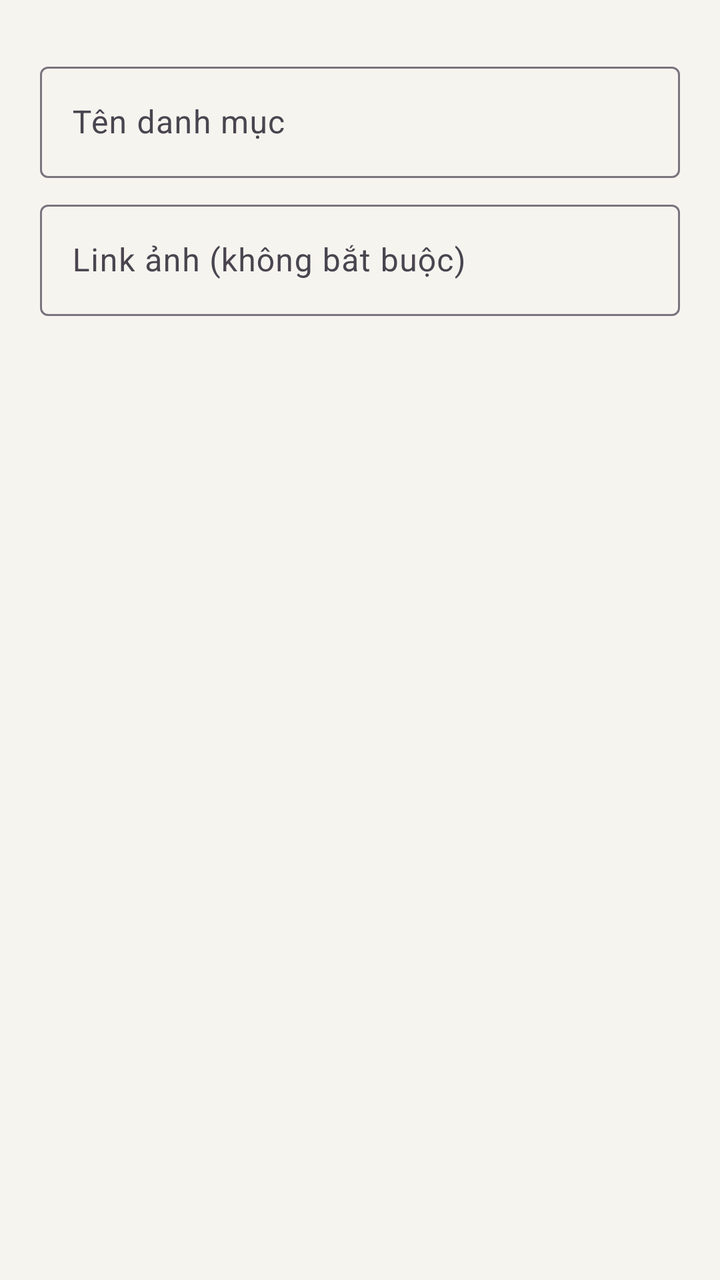
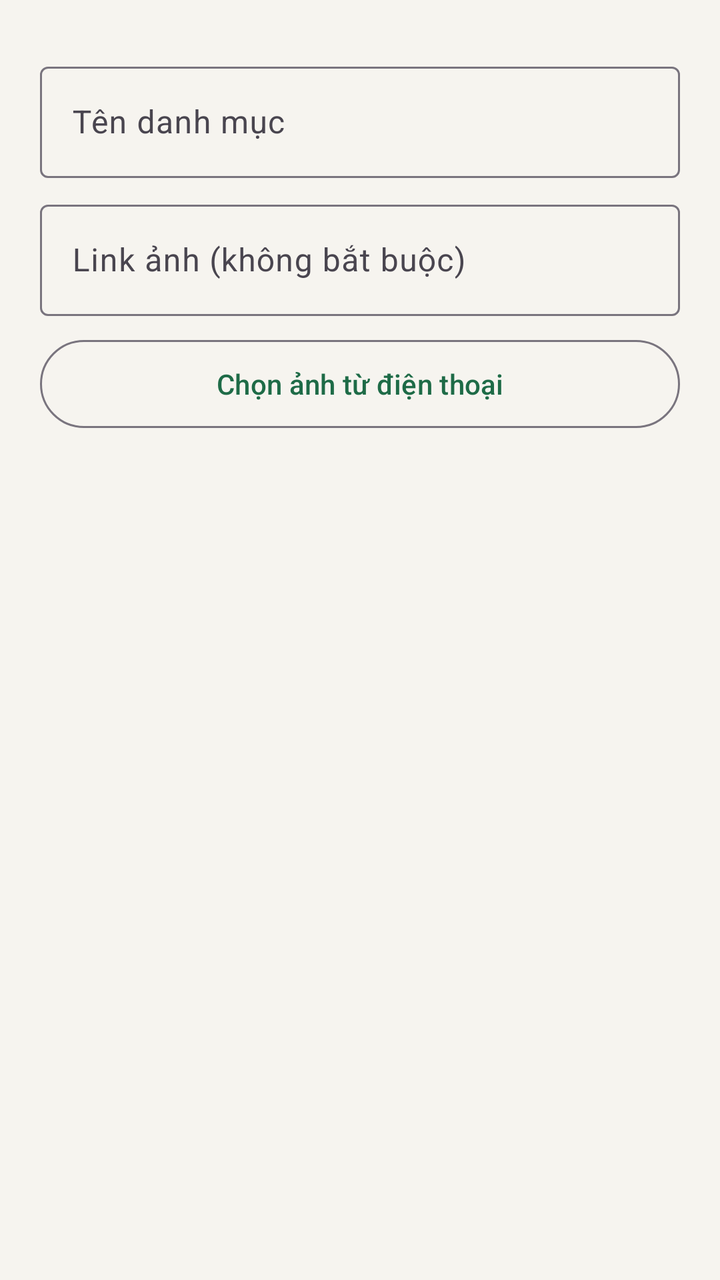

Before-and-after screenshots of an Android layout around one commit, followed by the original layout XML and the change that was made.
<!-- AndroidManifest.xml: application theme Theme.DoAnAppGiaodoan -->
<!-- res/layout/dialog_category.xml -->
<?xml version="1.0" encoding="utf-8"?>
<LinearLayout xmlns:android="http://schemas.android.com/apk/res/android"
    android:layout_width="match_parent" android:layout_height="wrap_content" android:orientation="vertical" android:padding="20dp">
    <com.google.android.material.textfield.TextInputLayout android:id="@+id/tilName"
        style="@style/Widget.Material3.TextInputLayout.OutlinedBox" android:layout_marginTop="8dp"
        android:layout_width="match_parent" android:layout_height="wrap_content" android:hint="Tên danh mục">
        <com.google.android.material.textfield.TextInputEditText android:id="@+id/edtName"
            android:layout_width="match_parent" android:layout_height="wrap_content" android:inputType="text" />
    </com.google.android.material.textfield.TextInputLayout>
    <com.google.android.material.textfield.TextInputLayout android:id="@+id/tilImage"
        style="@style/Widget.Material3.TextInputLayout.OutlinedBox" android:layout_marginTop="8dp"
        android:layout_width="match_parent" android:layout_height="wrap_content" android:hint="Link ảnh (không bắt buộc)">
        <com.google.android.material.textfield.TextInputEditText android:id="@+id/edtImage"
            android:layout_width="match_parent" android:layout_height="wrap_content" android:inputType="textUri" />
    </com.google.android.material.textfield.TextInputLayout>
</LinearLayout>
<!-- resources referenced by this layout -->
<resources>
  <style name="Theme.DoAnAppGiaodoan" parent="Base.Theme.DoAnAppGiaodoan" />
  <style name="Base.Theme.DoAnAppGiaodoan" parent="Theme.Material3.Light.NoActionBar">
          <item name="colorPrimary">@color/primary</item>
          <item name="colorOnPrimary">@color/white</item>
          <item name="colorPrimaryContainer">@color/primary_light</item>
          <item name="colorOnPrimaryContainer">@color/primary_dark</item>
          <item name="colorSecondary">@color/primary</item>
          <item name="android:colorBackground">@color/bg</item>
          <item name="colorSurface">@color/white</item>
          <item name="android:windowLightStatusBar">true</item>
      </style>
  <color name="primary">#1E6B47</color>
  <color name="white">#FFFFFFFF</color>
  <color name="primary_light">#E3F0E8</color>
  <color name="primary_dark">#14502F</color>
  <color name="bg">#F6F4EF</color>
</resources>

<!-- the commit's change to res/layout/dialog_category.xml (unified diff, before → after) -->
@@ -13,4 +13,7 @@
         <com.google.android.material.textfield.TextInputEditText android:id="@+id/edtImage"
             android:layout_width="match_parent" android:layout_height="wrap_content" android:inputType="textUri" />
     </com.google.android.material.textfield.TextInputLayout>
+    <Button android:id="@+id/btnPickImage" style="@style/Widget.Material3.Button.OutlinedButton"
+        android:layout_width="match_parent" android:layout_height="52dp" android:layout_marginTop="8dp"
+        android:text="Chọn ảnh từ điện thoại" />
 </LinearLayout>
